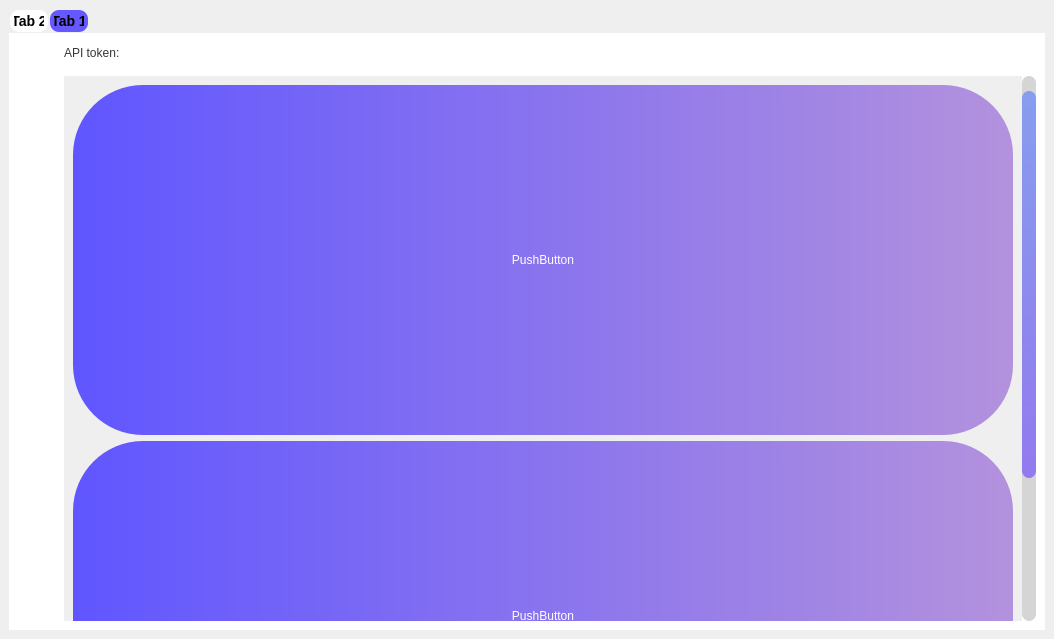
Bernikolay/Yandex-Lyceum-PyQt, file Designer.ui: the form before one commit.
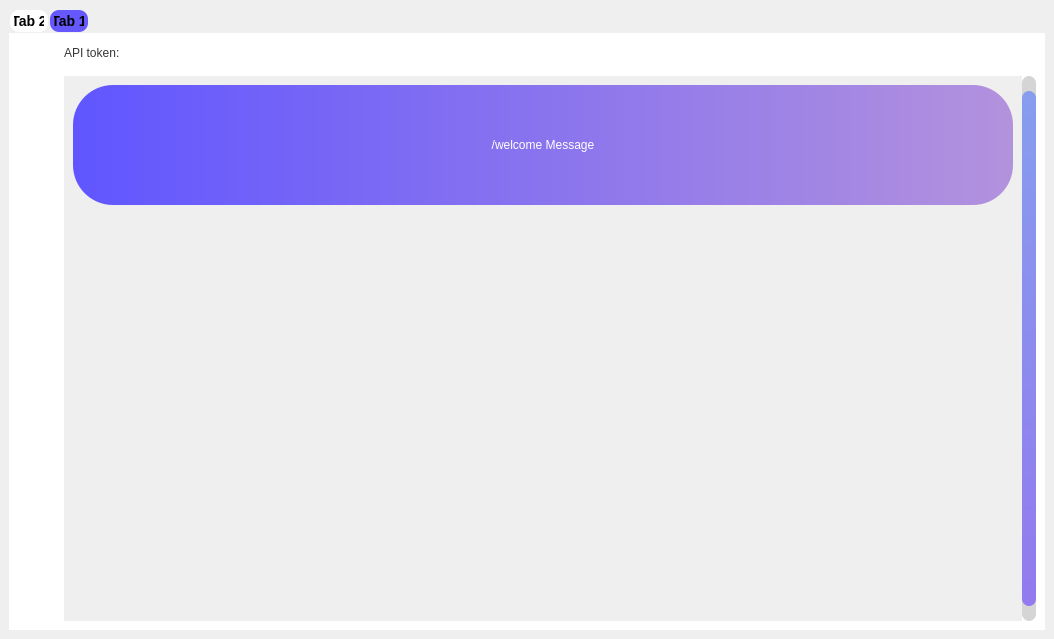
The form after the commit. Icons and pictures are not drawn.

Commit message: Now you can command buttons

Diff of the .ui file:
```diff
--- a/Designer.ui
+++ b/Designer.ui
@@ -509,63 +509,50 @@
              <x>0</x>
              <y>0</y>
              <width>926</width>
-             <height>724</height>
+             <height>532</height>
             </rect>
            </property>
            <layout class="QVBoxLayout" name="verticalLayout_2">
             <item>
              <widget class="QPushButton" name="pushButton">
               <property name="sizePolicy">
-               <sizepolicy hsizetype="Expanding" vsizetype="Fixed">
+               <sizepolicy hsizetype="Minimum" vsizetype="Maximum">
                 <horstretch>0</horstretch>
                 <verstretch>0</verstretch>
                </sizepolicy>
               </property>
               <property name="minimumSize">
                <size>
-                <width>400</width>
-                <height>350</height>
+                <width>500</width>
+                <height>120</height>
                </size>
               </property>
               <property name="styleSheet">
                <string notr="true">QPushButton{
-	border-radius: 70px;
+	border-radius: 40px;
 	background-color: qlineargradient(spread:pad, x1:0, y1:0, x2:1, y2:0, stop:0 rgba(96, 86, 255, 255), stop:1 rgba(179, 146, 221, 255));
 	font: 63 56pt &quot;Oceanwide QLt&quot;;
 	color: rgb(255, 255, 255);
-}</string>
+}
+</string>
               </property>
               <property name="text">
-               <string>PushButton</string>
+               <string>/welcome Message</string>
               </property>
              </widget>
             </item>
             <item>
-             <widget class="QPushButton" name="pushButton_3">
-              <property name="sizePolicy">
-               <sizepolicy hsizetype="Expanding" vsizetype="Fixed">
-                <horstretch>0</horstretch>
-                <verstretch>0</verstretch>
-               </sizepolicy>
+             <spacer name="verticalSpacer_3">
+              <property name="orientation">
+               <enum>Qt::Vertical</enum>
               </property>
-              <property name="minimumSize">
+              <property name="sizeHint" stdset="0">
                <size>
-                <width>100</width>
-                <height>350</height>
+                <width>20</width>
+                <height>40</height>
                </size>
               </property>
-              <property name="styleSheet">
-               <string notr="true">QPushButton{
-	border-radius: 70px;
-	background-color: qlineargradient(spread:pad, x1:0, y1:0, x2:1, y2:0, stop:0 rgba(96, 86, 255, 255), stop:1 rgba(179, 146, 221, 255));
-	font: 63 56pt &quot;Oceanwide QLt&quot;;
-	color: rgb(255, 255, 255);
-}</string>
-              </property>
-              <property name="text">
-               <string>PushButton</string>
-              </property>
-             </widget>
+             </spacer>
             </item>
            </layout>
           </widget>
```
Left out of the diff: 5 changed lines with no effect on the pictures. The commit also changes 3 other files.
